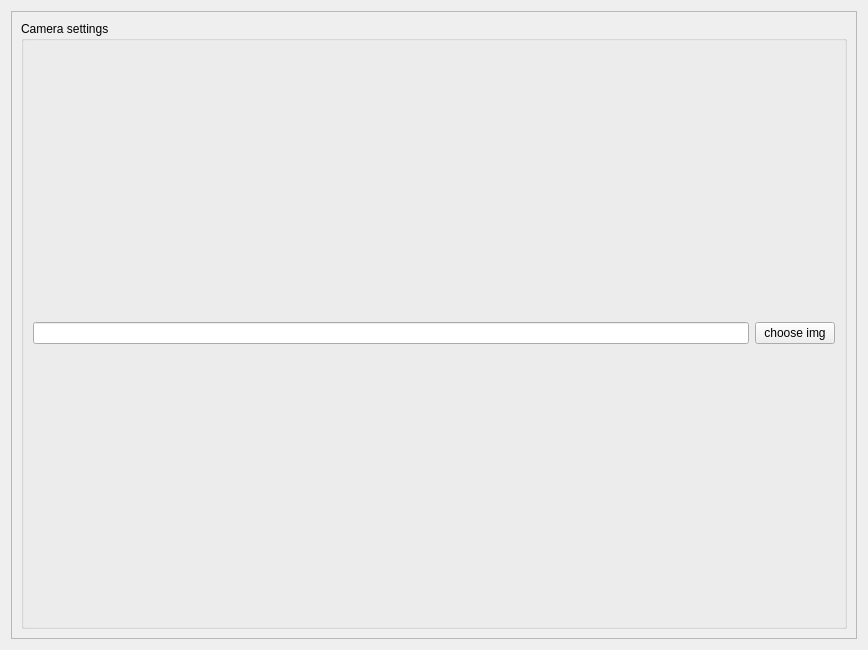
Above: plugins/cam_dummy/dummycam_settingsWidget.ui from pyIVLS/pyIVLS before the change. Below: the same form after it.
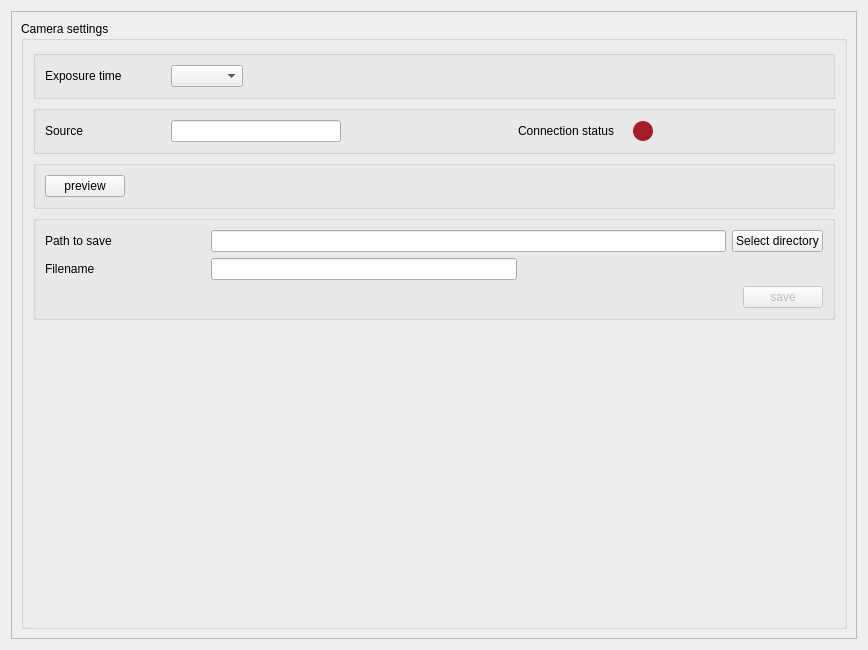
That is the form after the change.

Commit message: settings might now be set for dependencies of affineMove as well, dummycam reformat

Patch:
```diff
--- a/plugins/cam_dummy/dummycam_settingsWidget.ui
+++ b/plugins/cam_dummy/dummycam_settingsWidget.ui
@@ -40,16 +40,285 @@
          <property name="title">
           <string>Camera settings</string>
          </property>
-         <layout class="QGridLayout" name="gridLayout">
-          <item row="0" column="1">
-           <widget class="QPushButton" name="pushButton">
-            <property name="text">
-             <string>choose img</string>
+         <layout class="QVBoxLayout" name="verticalLayout">
+          <item>
+           <widget class="QGroupBox" name="exposureBox">
+            <property name="title">
+             <string/>
             </property>
+            <layout class="QHBoxLayout" name="horizontalLayout_2">
+             <item>
+              <widget class="QLabel" name="exposureText">
+               <property name="sizePolicy">
+                <sizepolicy hsizetype="Fixed" vsizetype="Fixed">
+                 <horstretch>0</horstretch>
+                 <verstretch>0</verstretch>
+                </sizepolicy>
+               </property>
+               <property name="minimumSize">
+                <size>
+                 <width>120</width>
+                 <height>0</height>
+                </size>
+               </property>
+               <property name="text">
+                <string>Exposure time</string>
+               </property>
+              </widget>
+             </item>
+             <item>
+              <widget class="QComboBox" name="exposure"/>
+             </item>
+             <item>
+              <spacer name="horizontalSpacer">
+               <property name="orientation">
+                <enum>Qt::Orientation::Horizontal</enum>
+               </property>
+               <property name="sizeHint" stdset="0">
+                <size>
+                 <width>40</width>
+                 <height>20</height>
+                </size>
+               </property>
+              </spacer>
+             </item>
+            </layout>
            </widget>
           </item>
-          <item row="0" column="0">
-           <widget class="QLineEdit" name="lineEdit"/>
+          <item>
+           <widget class="QGroupBox" name="sourceBox">
+            <property name="title">
+             <string/>
+            </property>
+            <layout class="QHBoxLayout" name="horizontalLayout">
+             <item>
+              <widget class="QLabel" name="sourceText">
+               <property name="sizePolicy">
+                <sizepolicy hsizetype="Fixed" vsizetype="Fixed">
+                 <horstretch>0</horstretch>
+                 <verstretch>0</verstretch>
+                </sizepolicy>
+               </property>
+               <property name="minimumSize">
+                <size>
+                 <width>120</width>
+                 <height>0</height>
+                </size>
+               </property>
+               <property name="text">
+                <string>Source</string>
+               </property>
+              </widget>
+             </item>
+             <item>
+              <widget class="QLineEdit" name="cameraSource">
+               <property name="text">
+                <string></string>
+               </property>
+              </widget>
+             </item>
+             <item>
+              <spacer name="horizontalSpacer_4">
+               <property name="orientation">
+                <enum>Qt::Orientation::Horizontal</enum>
+               </property>
+               <property name="sizeHint" stdset="0">
+                <size>
+                 <width>40</width>
+                 <height>20</height>
+                </size>
+               </property>
+              </spacer>
+             </item>
+             <item>
+              <widget class="QLabel" name="statusLabel">
+               <property name="text">
+                <string>Connection status</string>
+               </property>
+              </widget>
+             </item>
+             <item>
+              <widget class="QLabel" name="sourceLabel">
+               <property name="text">
+                <string/>
+               </property>
+              </widget>
+             </item>
+             <item>
+              <widget class="QLabel" name="connectionIndicator">
+               <property name="maximumSize">
+                <size>
+                 <width>20</width>
+                 <height>20</height>
+                </size>
+               </property>
+               <property name="styleSheet">
+                <string notr="true">border-radius: 10px;
+background-color:rgb(165, 29, 45);
+min-height: 20px;
+min-width: 20px;</string>
+               </property>
+               <property name="text">
+                <string/>
+               </property>
+              </widget>
+             </item>
+             <item>
+              <spacer name="horizontalSpacer_2">
+               <property name="orientation">
+                <enum>Qt::Orientation::Horizontal</enum>
+               </property>
+               <property name="sizeHint" stdset="0">
+                <size>
+                 <width>40</width>
+                 <height>20</height>
+                </size>
+               </property>
+              </spacer>
+             </item>
+            </layout>
+           </widget>
+          </item>
+          <item>
+           <widget class="QGroupBox" name="groupBox">
+            <property name="title">
+             <string/>
+            </property>
+            <layout class="QHBoxLayout" name="horizontalLayout_3">
+             <item>
+              <widget class="QPushButton" name="cameraPreview">
+               <property name="text">
+                <string>preview</string>
+               </property>
+              </widget>
+             </item>
+             <item>
+              <spacer name="horizontalSpacer_3">
+               <property name="orientation">
+                <enum>Qt::Orientation::Horizontal</enum>
+               </property>
+               <property name="sizeHint" stdset="0">
+                <size>
+                 <width>713</width>
+                 <height>20</height>
+                </size>
+               </property>
+              </spacer>
+             </item>
+            </layout>
+           </widget>
+          </item>
+          <item>
+           <widget class="QGroupBox" name="fileBox">
+            <property name="enabled">
+             <bool>true</bool>
+            </property>
+            <property name="title">
+             <string/>
+            </property>
+            <layout class="QVBoxLayout" name="verticalLayout_4">
+             <item>
+              <layout class="QHBoxLayout" name="horizontalLayout_5">
+               <item>
+                <widget class="QLabel" name="pathLabel">
+                 <property name="minimumSize">
+                  <size>
+                   <width>160</width>
+                   <height>0</height>
+                  </size>
+                 </property>
+                 <property name="text">
+                  <string>Path to save</string>
+                 </property>
+                </widget>
+               </item>
+               <item>
+                <widget class="QLineEdit" name="lineEdit_path"/>
+               </item>
+               <item>
+                <widget class="QPushButton" name="directoryButton">
+                 <property name="text">
+                  <string>Select directory</string>
+                 </property>
+                </widget>
+               </item>
+              </layout>
+             </item>
+             <item>
+              <layout class="QHBoxLayout" name="horizontalLayout_6">
+               <item>
+                <widget class="QLabel" name="filenameLabel">
+                 <property name="minimumSize">
+                  <size>
+                   <width>160</width>
+                   <height>0</height>
+                  </size>
+                 </property>
+                 <property name="text">
+                  <string>Filename</string>
+                 </property>
+                </widget>
+               </item>
+               <item>
+                <widget class="QLineEdit" name="lineEdit_filename"/>
+               </item>
+               <item>
+                <spacer name="horizontalSpacer_9">
+                 <property name="orientation">
+                  <enum>Qt::Orientation::Horizontal</enum>
+                 </property>
+                 <property name="sizeHint" stdset="0">
+                  <size>
+                   <width>40</width>
+                   <height>20</height>
+                  </size>
+                 </property>
+                </spacer>
+               </item>
+              </layout>
+             </item>
+             <item>
+              <layout class="QHBoxLayout" name="horizontalLayout_9">
+               <item>
+                <spacer name="horizontalSpacer_10">
+                 <property name="orientation">
+                  <enum>Qt::Orientation::Horizontal</enum>
+                 </property>
+                 <property name="sizeHint" stdset="0">
+                  <size>
+                   <width>40</width>
+                   <height>20</height>
+                  </size>
+                 </property>
+                </spacer>
+               </item>
+               <item>
+                <widget class="QPushButton" name="saveButton">
+                 <property name="enabled">
+                  <bool>false</bool>
+                 </property>
+                 <property name="text">
+                  <string>save</string>
+                 </property>
+                </widget>
+               </item>
+              </layout>
+             </item>
+            </layout>
+           </widget>
+          </item>
+          <item>
+           <spacer name="verticalSpacer">
+            <property name="orientation">
+             <enum>Qt::Orientation::Vertical</enum>
+            </property>
+            <property name="sizeHint" stdset="0">
+             <size>
+              <width>20</width>
+              <height>40</height>
+             </size>
+            </property>
+           </spacer>
           </item>
          </layout>
         </widget>
```
Left out of the diff: 2 changed lines with no effect on the pictures. The commit also changes 7 other files.
